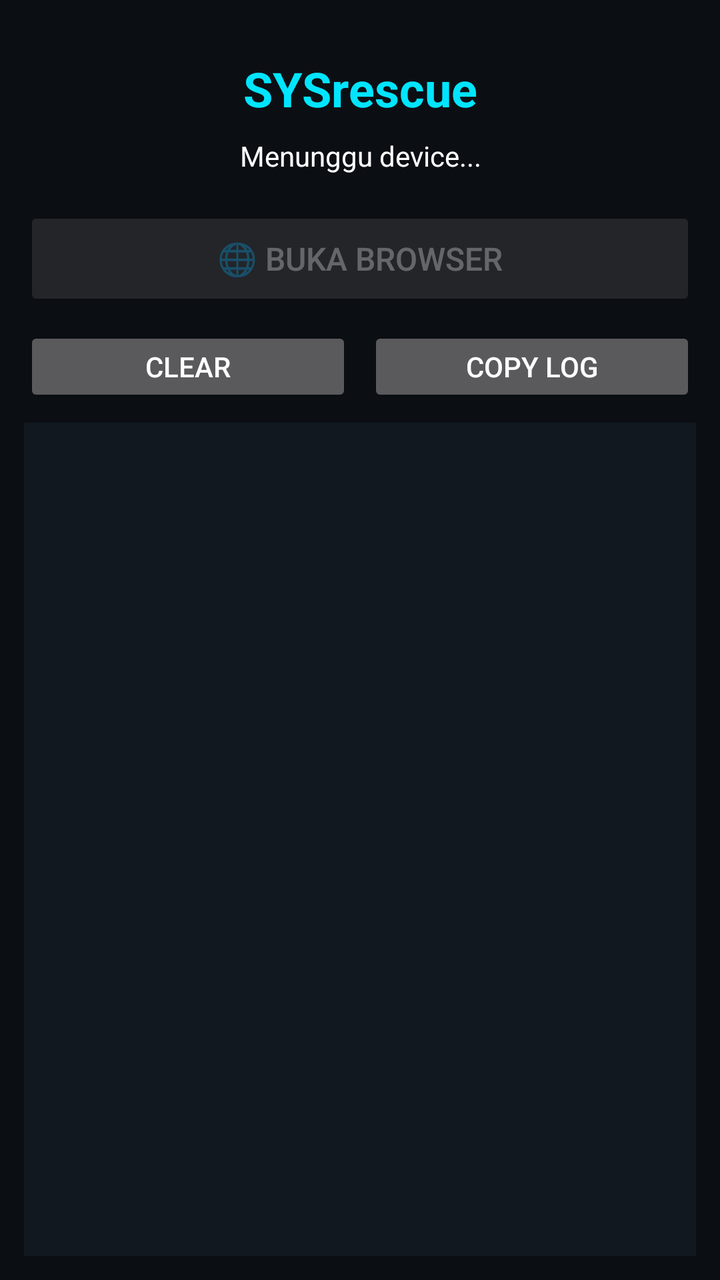
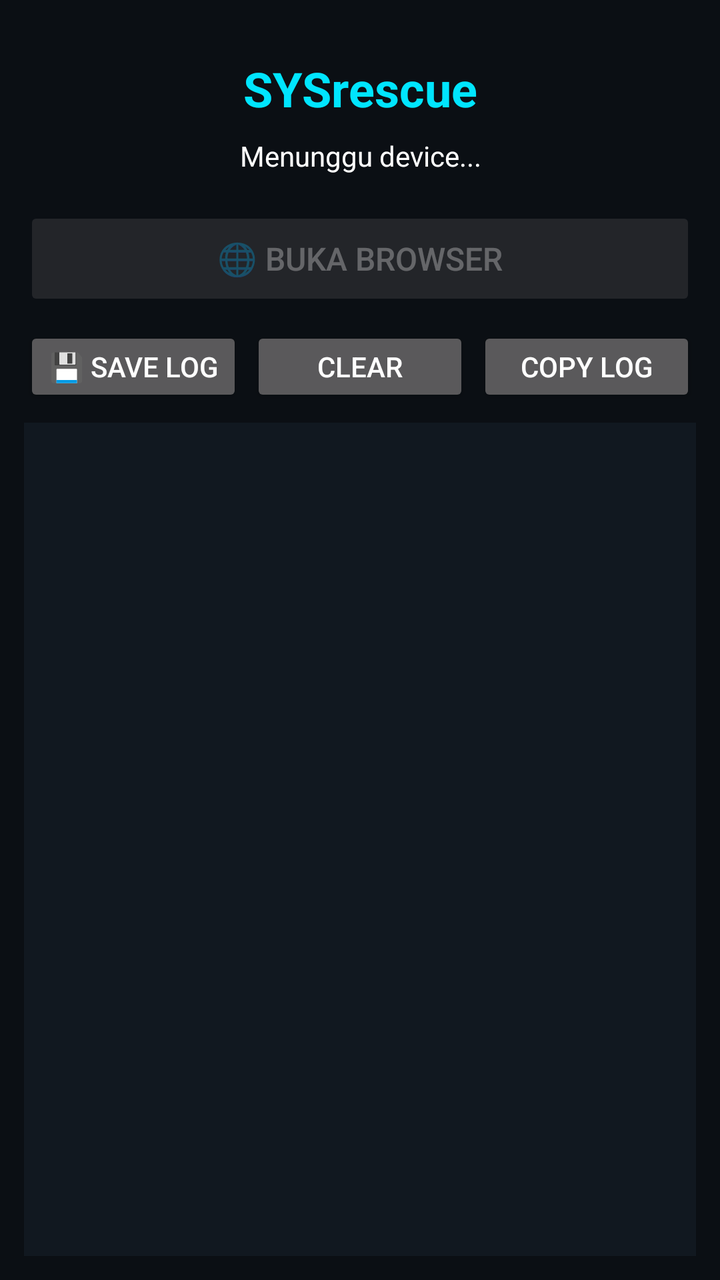

Two renders of the same Android screen: before a commit and after it. Below are the layout's source before the change and the commit's diff.
<!-- AndroidManifest.xml: application theme Theme.SYSrescue -->
<!-- res/layout/activity_main.xml -->
<?xml version="1.0" encoding="utf-8"?>
<LinearLayout xmlns:android="http://schemas.android.com/apk/res/android"
    android:layout_width="match_parent" android:layout_height="match_parent"
    android:orientation="vertical" android:padding="12dp" android:background="#0B0F14">
    
    <TextView android:layout_width="match_parent" android:layout_height="wrap_content"
        android:text="SYSrescue" android:textColor="#00E5FF" android:textSize="24sp" android:gravity="center" android:textStyle="bold" android:paddingTop="16dp"/>
        
    <TextView android:id="@+id/tvStatus" android:layout_width="match_parent" android:layout_height="wrap_content"
        android:text="Menunggu device..." android:textColor="#FFFFFF" android:gravity="center" android:paddingTop="8dp" android:paddingBottom="16dp"/>
        
    
    <Button android:id="@+id/btnPermission" android:layout_width="match_parent" android:layout_height="48dp"
        android:text="🔓 Izinkan Akses Semua File" android:textColor="#FFFFFF" android:backgroundTint="#FF5252"
        android:visibility="gone" android:layout_marginBottom="8dp"/>

    <Button android:id="@+id/btnOpenBrowser" android:layout_width="match_parent" android:layout_height="52dp"
        android:text="🌐 Buka Browser" android:textSize="16sp" android:enabled="false" android:layout_marginBottom="8dp"/>
        
    <LinearLayout android:layout_width="match_parent" android:layout_height="wrap_content" android:orientation="horizontal" android:layout_marginBottom="8dp">
        <Button android:id="@+id/btnClear" android:layout_width="0dp" android:layout_height="40dp" android:layout_weight="1" android:text="Clear"/>
        <Button android:id="@+id/btnCopy" android:layout_width="0dp" android:layout_height="40dp" android:layout_weight="1" android:text="Copy Log" android:layout_marginStart="8dp"/>
    </LinearLayout>
    
    <ScrollView android:layout_width="match_parent" android:layout_height="0dp" android:layout_weight="1" android:background="#111820" android:padding="8dp">
        <TextView android:id="@+id/tvLog" android:layout_width="match_parent" android:layout_height="wrap_content" android:textColor="#00FF00" android:textSize="11sp" android:fontFamily="monospace"/>
    </ScrollView>
</LinearLayout>
<!-- resources referenced by this layout -->
<resources>
  <style name="Theme.SYSrescue" parent="android:Theme.Material.NoActionBar">
          <item name="android:windowBackground">#0B0F14</item>
          <item name="android:colorAccent">#00E5FF</item>
      </style>
</resources>

<!-- the commit's change to res/layout/activity_main.xml (unified diff, before → after) -->
@@ -9,7 +9,6 @@
     <TextView android:id="@+id/tvStatus" android:layout_width="match_parent" android:layout_height="wrap_content"
         android:text="Menunggu device..." android:textColor="#FFFFFF" android:gravity="center" android:paddingTop="8dp" android:paddingBottom="16dp"/>
         
-    
     <Button android:id="@+id/btnPermission" android:layout_width="match_parent" android:layout_height="48dp"
         android:text="🔓 Izinkan Akses Semua File" android:textColor="#FFFFFF" android:backgroundTint="#FF5252"
         android:visibility="gone" android:layout_marginBottom="8dp"/>
@@ -18,8 +17,9 @@
         android:text="🌐 Buka Browser" android:textSize="16sp" android:enabled="false" android:layout_marginBottom="8dp"/>
         
     <LinearLayout android:layout_width="match_parent" android:layout_height="wrap_content" android:orientation="horizontal" android:layout_marginBottom="8dp">
-        <Button android:id="@+id/btnClear" android:layout_width="0dp" android:layout_height="40dp" android:layout_weight="1" android:text="Clear"/>
-        <Button android:id="@+id/btnCopy" android:layout_width="0dp" android:layout_height="40dp" android:layout_weight="1" android:text="Copy Log" android:layout_marginStart="8dp"/>
+        <Button android:id="@+id/btnSaveLog" android:layout_width="0dp" android:layout_height="40dp" android:layout_weight="1" android:text="💾 Save Log"/>
+        <Button android:id="@+id/btnClear" android:layout_width="0dp" android:layout_height="40dp" android:layout_weight="1" android:text="Clear" android:layout_marginStart="4dp"/>
+        <Button android:id="@+id/btnCopy" android:layout_width="0dp" android:layout_height="40dp" android:layout_weight="1" android:text="Copy Log" android:layout_marginStart="4dp"/>
     </LinearLayout>
     
     <ScrollView android:layout_width="match_parent" android:layout_height="0dp" android:layout_weight="1" android:background="#111820" android:padding="8dp">
